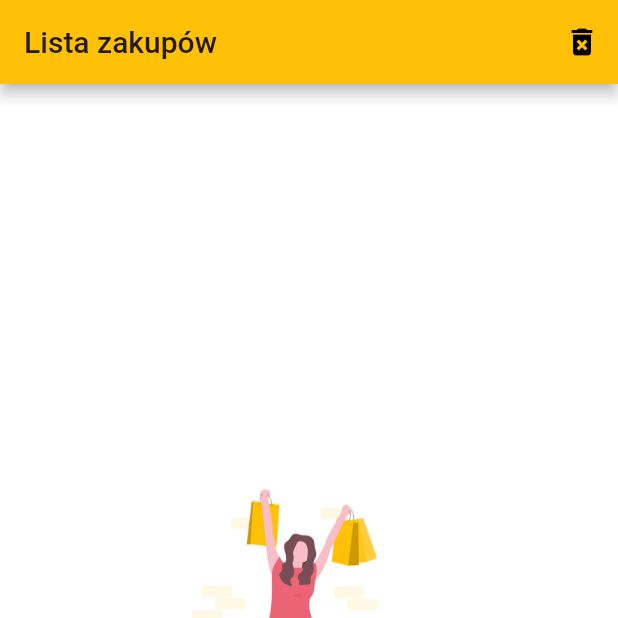
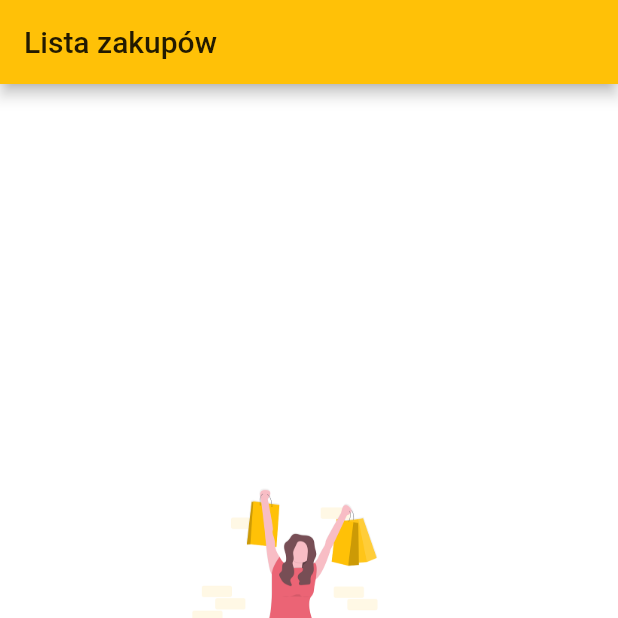
Before and after one commit to Albert221/FastShopping, a Flutter app: the screen it shows after launch, on a phone screen of 412 x 824 dp, the top half of it. Run offline on Flutter 3.47's test engine with Material 2 defaults, Android fonts, the phone set to English and light mode, and no system bars; our stand-ins replace shared_preferences.

Commit message:
Hide delete all when list is empty

```diff
--- a/lib/ui/shopping_list_page.dart
+++ b/lib/ui/shopping_list_page.dart
@@ -67,11 +67,15 @@ class _ShoppingListPageState extends State<ShoppingListPage> {
   Widget build(BuildContext context) {
     return Scaffold(
         backgroundColor: Colors.white,
-        appBar: AppBar(title: const Text('Lista zakupów'), actions: [
-          IconButton(
-              icon: Icon(Icons.delete_forever),
-              onPressed: () => _deleteAllPurchases(context))
-        ]),
+        appBar: AppBar(
+            title: const Text('Lista zakupów'),
+            actions: _purchases.isEmpty
+                ? []
+                : [
+                    IconButton(
+                        icon: Icon(Icons.delete_forever),
+                        onPressed: () => _deleteAllPurchases(context))
+                  ]),
         body: _purchases.isNotEmpty
             ? ListView.builder(
                 padding: EdgeInsets.symmetric(vertical: 16.0),
```
